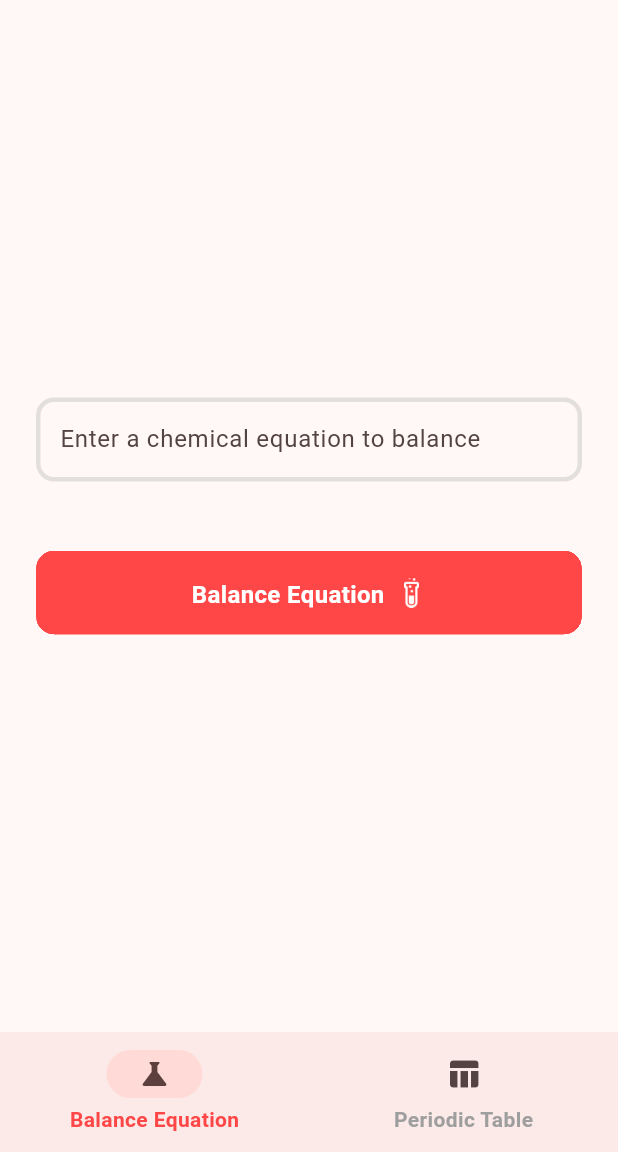
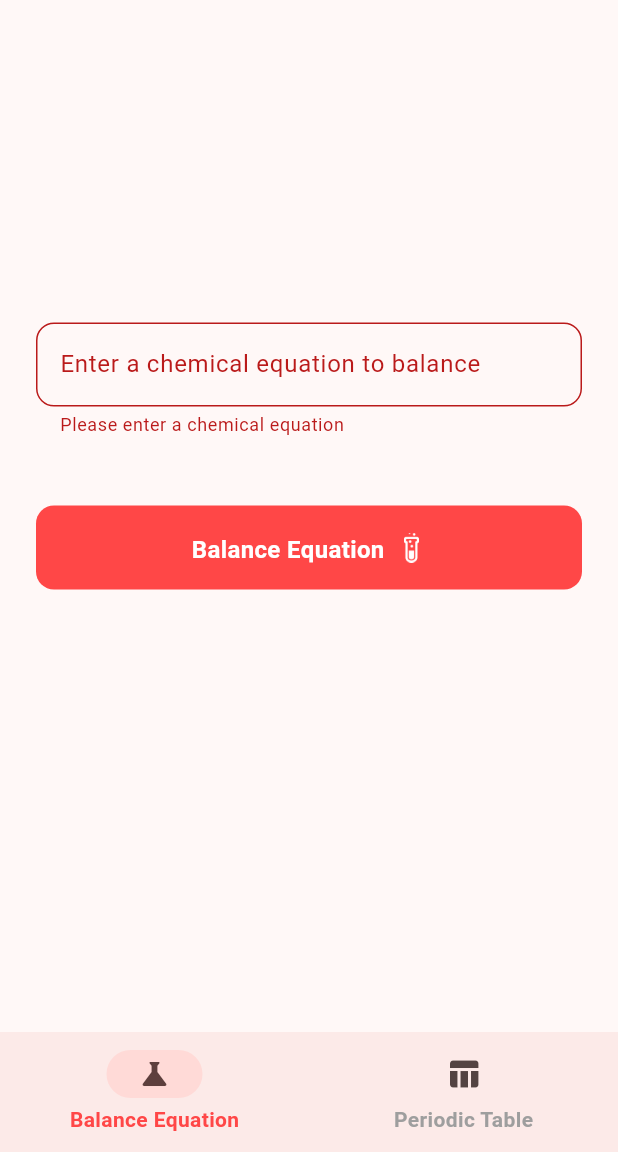
Before and after one commit to OnwukaDaniel/chemical_reaction_balancer, a Flutter app: the screen it shows after launch, after a tap on "Balance Equation", on a phone screen of 412 x 824 dp, the part 84-1236 px from its top. Run offline on Flutter 3.47's test engine with Material 3 defaults, Android fonts, the light colour scheme and no system bars; our stand-ins replace stacked.

Commit message:
More work on getting reactants side and products, validators on input text

```diff
--- a/lib/domain/utils/solver.dart
+++ b/lib/domain/utils/solver.dart
@@ -1,6 +1,36 @@
 import 'package:chemical_reaction_balancer/imports.dart';
 
 class Solver {
+  /// Only call when validator validates the equation has reactants and product
+  static List<String> getReactantsList(String equation) {
+    String separator =
+        equation.contains('->') ? '->' : (equation.contains('=>') ? '=>' : '=');
+    if (!equation.contains(separator)) {
+      throw Exception('Equation does not contain a valid separator');
+    }
+    return equation
+        .split(separator)[0]
+        .trim()
+        .split('+')
+        .map((e) => e.trim())
+        .toList();
+  }
+
+  /// Only call when validator validates the equation has reactants and product
+  static List<String> getProductsList(String equation) {
+    String separator =
+        equation.contains('->') ? '->' : (equation.contains('=>') ? '=>' : '=');
+    if (!equation.contains(separator)) {
+      throw Exception('Equation does not contain a valid separator');
+    }
+    return equation
+        .split(separator)[1]
+        .trim()
+        .split('+')
+        .map((e) => e.trim())
+        .toList();
+  }
+
   Map<String, int> parseCompound(String compound) {
     final regex = RegExp(r'([A-Z][a-z]*)(\d*)');
     final Map<String, int> counts = {};
@@ -12,8 +42,11 @@ class Solver {
     return counts;
   }
 
-// Build the element balance matrix
-  List<List<Fraction>> buildMatrix(List<String> reactants, List<String> products) {
+  // Build the element balance matrix
+  List<List<Fraction>> buildMatrix(
+    List<String> reactants,
+    List<String> products,
+  ) {
     final elements = <String>{};
     for (var c in [...reactants, ...products]) {
       elements.addAll(parseCompound(c).keys);
@@ -22,7 +55,8 @@ class Solver {
 
     final matrix = List.generate(
       elementList.length,
-          (_) => List.generate(reactants.length + products.length, (_) => Fraction(0)),
+      (_) =>
+          List.generate(reactants.length + products.length, (_) => Fraction(0)),
     );
 
     for (int j = 0; j < reactants.length; j++) {
@@ -34,13 +68,15 @@ class Solver {
     for (int j = 0; j < products.length; j++) {
       final counts = parseCompound(products[j]);
       for (int i = 0; i < elementList.length; i++) {
-        matrix[i][reactants.length + j] = Fraction(-(counts[elementList[i]] ?? 0));
+        matrix[i][reactants.length + j] = Fraction(
+          -(counts[elementList[i]] ?? 0),
+        );
       }
     }
     return matrix;
   }
 
-// Gaussian elimination (row-reduction) to solve A*x = 0
+  // Gaussian elimination (row-reduction) to solve A*x = 0
   List<Fraction> solve(List<List<Fraction>> matrix) {
     final rows = matrix.length;
     final cols = matrix[0].length;
@@ -91,11 +127,10 @@ class Solver {
       solution[leadingCol] = rhs * Fraction(-1);
     }
 
-
     // Scale to integers
     int lcm = solution.map((f) => f.den).reduce(_lcm);
     List<int> intSolution =
-    solution.map((f) => f.num * (lcm ~/ f.den)).toList();
+        solution.map((f) => f.num * (lcm ~/ f.den)).toList();
 
     // Normalize gcd
     int g = intSolution.map((e) => e.abs()).reduce(_gcd);
@@ -105,5 +140,6 @@ class Solver {
   }
 
   int _gcd(int a, int b) => b == 0 ? a : _gcd(b, a % b);
+
   int _lcm(int a, int b) => (a * b) ~/ _gcd(a, b);
 }
--- a/lib/imports.dart
+++ b/lib/imports.dart
@@ -1,5 +1,5 @@
 export 'package:flutter/material.dart';
-export 'package:chemical_reaction_balancer/presentation/balancer_dashboard.dart';
+export 'package:chemical_reaction_balancer/presentation/dashboard/balancer_dashboard.dart';
 export 'package:flutter/scheduler.dart';
 export 'package:chemical_reaction_balancer/presentation/splash_screen.dart';
 export 'package:chemical_reaction_balancer/domain/utils/strings.dart';
@@ -7,3 +7,6 @@ export 'package:chemical_reaction_balancer/domain/utils/app_colors.dart';
 export 'package:chemical_reaction_balancer/data/fraction.dart';
 export 'dart:math';
 export 'package:chemical_reaction_balancer/domain/extensions/integer_extension.dart';
+export 'package:stacked/stacked.dart';
+export 'package:chemical_reaction_balancer/presentation/dashboard/viewmodel/dashboard_viewmodel.dart';
+export 'package:chemical_reaction_balancer/domain/utils/solver.dart';
--- a/lib/presentation/balancer_dashboard.dart
+++ /dev/null
@@ -1,155 +0,0 @@
-import 'package:chemical_reaction_balancer/imports.dart';
-import 'package:chemical_reaction_balancer/domain/extensions/integer_extension.dart';
-
-class BalancerDashboard extends StatefulWidget {
-  const BalancerDashboard({super.key});
-
-  @override
-  State<BalancerDashboard> createState() => _BalancerDashboardState();
-}
-
-class _BalancerDashboardState extends State<BalancerDashboard>
-    with Strings, AppColors {
-  GlobalKey<FormState> formKey = GlobalKey<FormState>();
-
-  @override
-  Widget build(BuildContext context) {
-    final size = MediaQuery.of(context).size;
-    final btnHeight = 56.0;
-    return GestureDetector(
-      onTap: () => FocusScope.of(context).unfocus(),
-      child: Scaffold(
-        appBar: AppBar(
-          backgroundColor: primaryColor,
-          title: Text(
-            appName,
-            style: TextStyle(color: textOnPrimary, fontWeight: FontWeight.bold),
-          ),
-          centerTitle: true,
-        ),
-        body: Stack(
-          children: [
-            Padding(
-              padding: const EdgeInsets.all(24),
-              child: Column(
-                mainAxisAlignment: MainAxisAlignment.center,
-                children: [
-                  Form(
-                    key: formKey,
-                    child: TextFormField(
-                      decoration: InputDecoration(
-                        hintText: sampleEquation,
-                        labelText: 'Enter a chemical equation to balance',
-                        hintStyle: TextStyle(color: Colors.grey[600]),
-                        border: border,
-                        enabledBorder: border,
-                        focusedBorder: border,
-                      ),
-                      onChanged: (value) => formKey.currentState?.validate(),
-                      validator: (value) {
-                        if (value == null || value.isEmpty) {
-                          return 'Please enter a chemical equation';
-                        }
-
-                        // Check if at least one valid separator exists
-                        bool hasValidSeparator =
-                            value.contains('->') ||
-                            value.contains('=>') ||
-                            value.contains('=');
-
-                        if (!hasValidSeparator) {
-                          return 'Please enter a valid chemical equation with "->" or "=>" or "="';
-                        }
-
-                        // Get the separator used
-                        String separator =
-                            value.contains('->')
-                                ? '->'
-                                : (value.contains('=>') ? '=>' : '=');
-
-                        // Check if there are reactants and products
-                        List<String> parts = value.split(separator);
-                        if (parts.length != 2 ||
-                            parts[0].trim().isEmpty ||
-                            parts[1].trim().isEmpty) {
-                          return 'Equation must have reactants and products separated by "$separator"';
-                        }
-
-                        return null;
-                      },
-                    ),
-                  ),
-                  SizedBox(height: 46),
-                  Material(
-                    borderRadius: BorderRadius.circular(12),
-                    clipBehavior: Clip.hardEdge,
-                    child: InkWell(
-                      onTap: () {},
-                      child: Container(
-                        width: size.width,
-                        height: btnHeight,
-                        padding: EdgeInsets.all(18),
-                        decoration: BoxDecoration(
-                          color: primaryColor,
-                          borderRadius: BorderRadius.circular(12),
-                        ),
-                        child: Row(
-                          mainAxisAlignment: MainAxisAlignment.center,
-                          children: [
-                            Text(
-                              balanceEquation,
-                              textAlign: TextAlign.center,
-                              style: TextStyle(
-                                fontSize: 16,
-                                fontWeight: FontWeight.bold,
-                                color: textOnPrimary,
-                              ),
-                            ),
-                            SizedBox(width: 8),
-                            Image.asset(
-                              'assets/test_tube.png',
-                              color: Colors.white,
-                            ),
-                          ],
-                        ),
-                      ),
-                    ),
-                  ),
-                ],
-              ),
-            ),
-          ],
-        ),
-        bottomNavigationBar: NavigationBar(
-          labelTextStyle: WidgetStateProperty.resolveWith<TextStyle>(
-            (states) => TextStyle(
-              color:
-                  states.contains(WidgetState.selected)
-                      ? primaryColor
-                      : Colors.grey,
-              fontWeight: FontWeight.bold,
-            ),
-          ),
-          destinations: [
-            NavigationDestination(
-              icon: Icon(Icons.science),
-              label: balanceEquation,
-            ),
-            NavigationDestination(
-              icon: Icon(Icons.table_chart_rounded),
-              label: periodicTable,
-            ),
-          ],
-          onDestinationSelected: (int index) {
-            /* Handle navigation */
-          },
-        ),
-      ),
-    );
-  }
-
-  InputBorder get border => OutlineInputBorder(
-    borderRadius: BorderRadius.circular(12),
-    borderSide: BorderSide(color: Colors.grey.withAlpha(70), width: 3),
-  );
-}
--- /dev/null
+++ b/lib/presentation/dashboard/balancer_dashboard.dart
@@ -0,0 +1,129 @@
+import 'package:chemical_reaction_balancer/imports.dart';
+
+class BalancerDashboard extends StatefulWidget {
+  const BalancerDashboard({super.key});
+
+  @override
+  State<BalancerDashboard> createState() => _BalancerDashboardState();
+}
+
+class _BalancerDashboardState extends State<BalancerDashboard>
+    with Strings, AppColors {
+  @override
+  Widget build(BuildContext context) {
+    final size = MediaQuery.of(context).size;
+    final btnHeight = 56.0;
+    return ViewModelBuilder.reactive(
+      viewModelBuilder: () => DashboardViewModel(),
+      builder: (context, model, _) {
+        return GestureDetector(
+          onTap: () => FocusScope.of(context).unfocus(),
+          child: Scaffold(
+            appBar: AppBar(
+              backgroundColor: primaryColor,
+              title: Text(
+                appName,
+                style: TextStyle(
+                  color: textOnPrimary,
+                  fontWeight: FontWeight.bold,
+                ),
+              ),
+              centerTitle: true,
+            ),
+            body: Stack(
+              children: [
+                Padding(
+                  padding: const EdgeInsets.all(24),
+                  child: Column(
+                    mainAxisAlignment: MainAxisAlignment.center,
+                    children: [
+                      Form(
+                        key: model.formKey,
+                        child: TextFormField(
+                          controller: model.equationController,
+                          decoration: InputDecoration(
+                            hintText: sampleEquation,
+                            labelText: 'Enter a chemical equation to balance',
+                            hintStyle: TextStyle(color: Colors.grey[600]),
+                            border: border,
+                            enabledBorder: border,
+                            focusedBorder: border,
+                          ),
+                          onChanged: (value) => model.callFormValidator(),
+                          validator: (value) => model.validateEquation(value),
+                        ),
+                      ),
+                      SizedBox(height: 46),
+                      InkWell(
+                        onTap: () => model.doAction(),
+                        child: Container(
+                          width: size.width,
+                          height: btnHeight,
+                          padding: EdgeInsets.all(18),
+                          decoration: BoxDecoration(
+                            color: primaryColor,
+                            borderRadius: BorderRadius.circular(12),
+                          ),
+                          child: Row(
+                            mainAxisAlignment: MainAxisAlignment.center,
+                            children: [
+                              Text(
+                                balanceEquation,
+                                textAlign: TextAlign.center,
+                                style: TextStyle(
+                                  fontSize: 16,
+                                  fontWeight: FontWeight.bold,
+                                  color: textOnPrimary,
+                                ),
+                              ),
+                              SizedBox(width: 8),
+                              Image.asset(
+                                'assets/test_tube.png',
+                                color: Colors.white,
+                              ),
+                            ],
+                          ),
+                        ),
+                      ),
+                      SizedBox(height: 46),
+                      Text(model.displayText, style: TextStyle(fontSize: 24)),
+                    ],
+                  ),
+                ),
+              ],
+            ),
+            bottomNavigationBar: NavigationBar(
+              labelTextStyle: WidgetStateProperty.resolveWith<TextStyle>(
+                (states) => TextStyle(
+                  color:
+                      states.contains(WidgetState.selected)
+                          ? primaryColor
+                          : Colors.grey,
+                  fontWeight: FontWeight.bold,
+                ),
+              ),
+              destinations: [
+                NavigationDestination(
+                  icon: Icon(Icons.science),
+                  label: balanceEquation,
+                ),
+                NavigationDestination(
+                  icon: Icon(Icons.table_chart_rounded),
+                  label: periodicTable,
+                ),
+              ],
+              onDestinationSelected: (int index) {
+                /* Handle navigation */
+              },
+            ),
+          ),
+        );
+      },
+    );
+  }
+
+  InputBorder get border => OutlineInputBorder(
+    borderRadius: BorderRadius.circular(12),
+    borderSide: BorderSide(color: Colors.grey.withAlpha(70), width: 3),
+  );
+}
--- /dev/null
+++ b/lib/presentation/dashboard/viewmodel/dashboard_viewmodel.dart
@@ -0,0 +1,51 @@
+import 'package:chemical_reaction_balancer/imports.dart';
+
+class DashboardViewModel extends BaseViewModel {
+  GlobalKey<FormState> formKey = GlobalKey<FormState>();
+  TextEditingController equationController = TextEditingController();
+
+  String displayText = '';
+
+  String? validateEquation(String? value) {
+    if (value == null || value.isEmpty) {
+      return 'Please enter a chemical equation';
+    }
+
+    // Check if at least one valid separator exists
+    bool hasValidSeparator =
+        value.contains('->') || value.contains('=>') || value.contains('=');
+
+    if (!hasValidSeparator) {
+      return 'Please enter a valid chemical equation with "->" or "=>" or "="';
+    }
+
+    String separator =
+        value.contains('->') ? '->' : (value.contains('=>') ? '=>' : '=');
+
+    List<String> parts = value.split(separator);
+    if (parts.length != 2 ||
+        parts[0].trim().isEmpty ||
+        parts[1].trim().isEmpty) {
+      return 'Equation must have reactants and products separated by "$separator"';
+    }
+    return null;
+  }
+
+  callFormValidator() => formKey.currentState?.validate();
+
+  doAction() {
+    debugPrint('--------------- DO ACTION ---------------');
+    if (formKey.currentState?.validate() ?? false) {
+      final input = equationController.text.trim();
+      displayText = 'Getting reactants...';
+      notifyListeners();
+      Future.delayed(const Duration(seconds: 1), () {
+        displayText = Solver.getReactantsList(input).join(' + ');
+        notifyListeners();
+      });
+    } else {
+      displayText = '';
+      notifyListeners();
+    }
+  }
+}
--- a/pubspec.yaml
+++ b/pubspec.yaml
@@ -10,6 +10,8 @@ dependencies:
   flutter:
     sdk: flutter
   cupertino_icons: ^1.0.8
+  stacked: ^3.5.0
+  stacked_hooks: ^0.2.4
 
 dev_dependencies:
   flutter_test:
```
Also changed, not shown: pubspec.lock.
